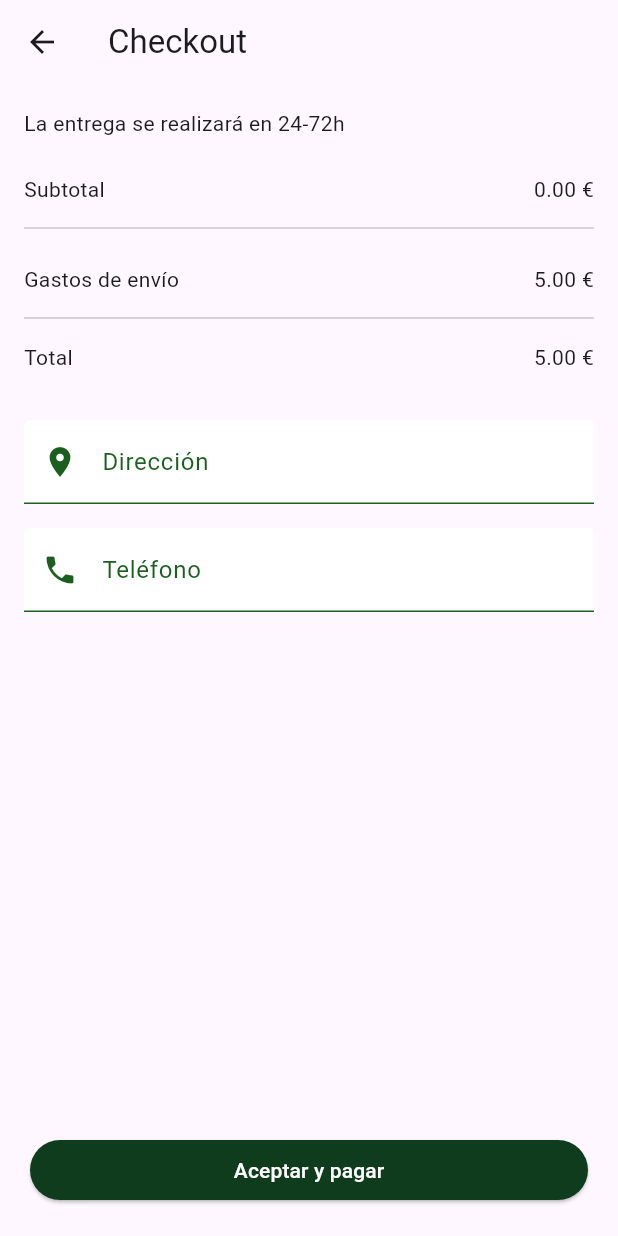
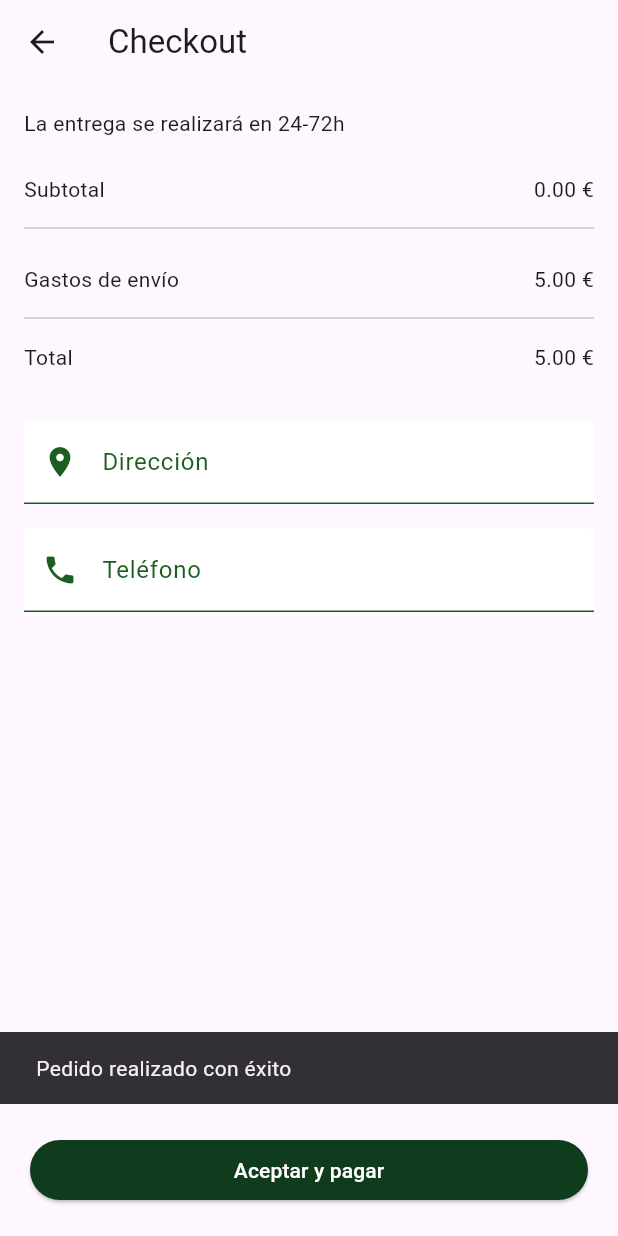
Before and after one commit to marcaixs/kntina_app, a Flutter app: the CheckoutPage screen opened directly with empty values, after a tap on "Aceptar y pagar", on a phone screen of 412 x 824 dp. Run offline on Flutter 3.47's test engine with Material 3 defaults, Android fonts, the phone set to English and light mode, and no system bars; our stand-ins replace font_awesome_flutter.

Commit message:
feat: add snackbar on button click

```diff
--- a/lib/features/cart/presentation/checkout_page.dart
+++ b/lib/features/cart/presentation/checkout_page.dart
@@ -89,7 +89,10 @@ class CheckoutPage extends StatelessWidget {
     padding: const EdgeInsets.all(20.0),
     child: SizedBox(
       child: CustomButton(
-        onPressed: () {},
+        onPressed: () {
+          ScaffoldMessenger.of(context).showSnackBar(
+          SnackBar(content: Text('Pedido realizado con éxito')),);
+        },
         text: 'Aceptar y pagar',
       ),
     )));
```
